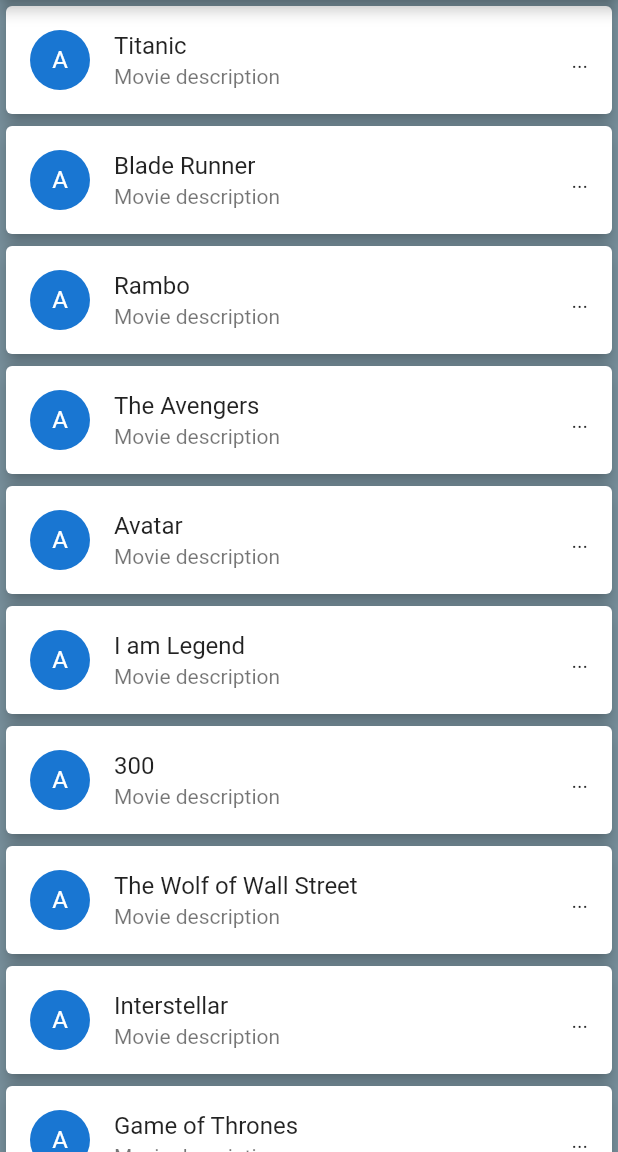
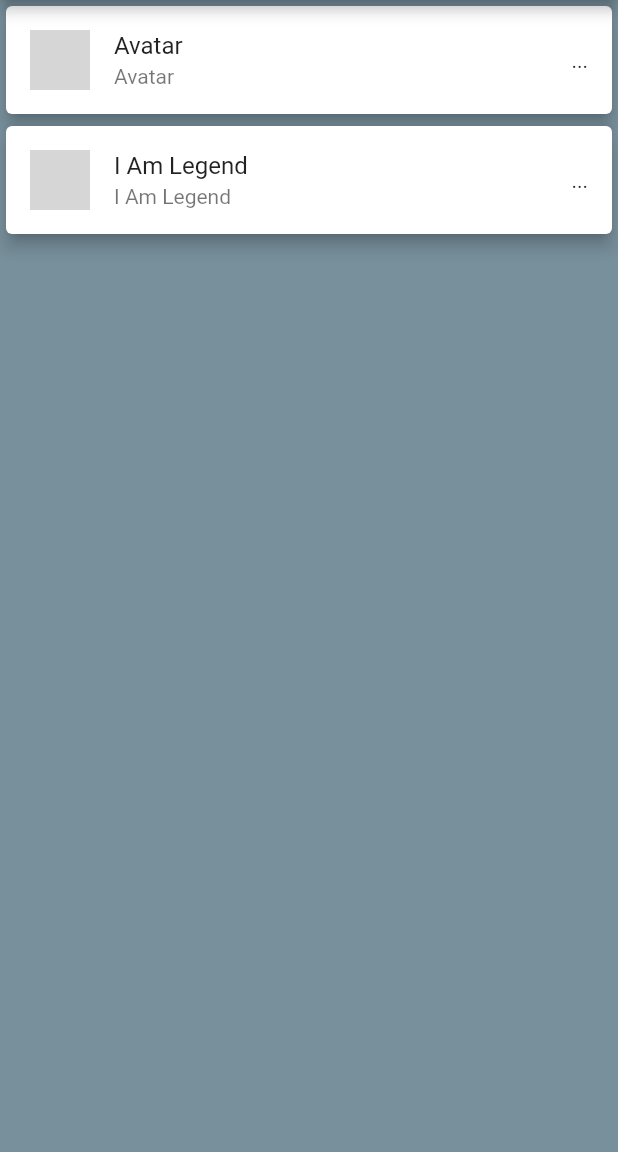
Before and after one commit to balkanemir/MD-flutter, a Flutter app: the screen it shows after launch, on a phone screen of 412 x 824 dp, the part 84-1236 px from its top. Run offline on Flutter 3.47's test engine with Material 2 defaults, Android fonts, the phone set to English and light mode, and no system bars; network calls fail; grey boxes are pictures that could not be loaded.

Commit message:
adding data into models.py and getting images

```diff
--- a/myapp/lib/models/movie.dart
+++ b/myapp/lib/models/movie.dart
@@ -1,28 +1,60 @@
 class Movie {
   static List<Movie> getMovies() => [
     Movie(
-      title: title,
-      stringyear: stringyear,
-      stringRated: stringRated,
-      released: released,
-      runtime: runtime,
-      genre: genre,
-      director: director,
-      writer: writer,
-      actors: actors,
-      plot: plot,
-      language: language,
-      country: country,
-      awards: awards,
-      poster: poster,
-      metascore: metascore,
-      imdbRating: imdbRating,
-      imdbVotes: imdbVotes,
-      imdbID: imdbID,
-      type: type,
-      response: response,
-      images: image)
-  ];
+      title: "Avatar",
+      stringyear: "2009",
+      stringRated: "PG-13",
+      released: "18 Dec 2009",
+      runtime: "162 min",
+      genre: "Action, Adventure, Fantasy",
+      director: "James Cameron",
+      writer: "James Cameron",
+      actors: "Sam Worthington, Zoe Saldana, Sigourney Weaver, Stephen Lang",
+      plot: "A paraplegic marine dispatched to the moon Pandora on a unique mission becomes torn between following his orders and protecting the world he feels is his home.",
+      language: "English, Spanish",
+      country: "USA, UK",
+      awards: "Won 3 Oscars. Another 80 wins & 121 nominations.",
+      poster: "http://ia.media-imdb.com/images/M/MV5BMTYwOTEwNjAzMl5BMl5BanBnXkFtZTcwODc5MTUwMw@@._V1_SX300.jpg",
+      metascore: "83",
+      imdbRating: "7.9",
+      imdbVotes: "890,617",
+      imdbID: "tt0499549",
+      type: "movie",
+      response: "True",
+      images: [
+      "https://images-na.ssl-images-amazon.com/images/M/MV5BMjEyOTYyMzUxNl5BMl5BanBnXkFtZTcwNTg0MTUzNA@@._V1_SX1500_CR0,0,1500,999_AL_.jpg",
+      "https://images-na.ssl-images-amazon.com/images/M/MV5BNzM2MDk3MTcyMV5BMl5BanBnXkFtZTcwNjg0MTUzNA@@._V1_SX1777_CR0,0,1777,999_AL_.jpg",
+      "https://images-na.ssl-images-amazon.com/images/M/MV5BMTY2ODQ3NjMyMl5BMl5BanBnXkFtZTcwODg0MTUzNA@@._V1_SX1777_CR0,0,1777,999_AL_.jpg",
+      "https://images-na.ssl-images-amazon.com/images/M/MV5BMTMxOTEwNDcxN15BMl5BanBnXkFtZTcwOTg0MTUzNA@@._V1_SX1777_CR0,0,1777,999_AL_.jpg",
+      "https://images-na.ssl-images-amazon.com/images/M/MV5BMTYxMDg1Nzk1MV5BMl5BanBnXkFtZTcwMDk0MTUzNA@@._V1_SX1500_CR0,0,1500,999_AL_.jpg"
+    ]),
+    Movie(
+      title: "I Am Legend",
+      stringyear: "2007",
+      stringRated: "PG-13",
+      released: "14 Dec 2007",
+      runtime: "101 min",
+      genre: "Drama, Horror, Sci-Fi",
+      director: "Francis Lawrence",
+      writer: "Mark Protosevich (screenplay), Akiva Goldsman (screenplay), Richard Matheson (novel), John William Corrington, Joyce Hooper Corrington",
+      actors: "Will Smith, Alice Braga, Charlie Tahan, Salli Richardson-Whitfield",
+      plot:"Years after a plague kills most of humanity and transforms the rest into monsters, the sole survivor in New York City struggles valiantly to find a cure.",
+      language: "English",
+      country: "USA",
+      awards: "9 wins & 21 nominations.",
+      poster: "http://ia.media-imdb.com/images/M/MV5BMTU4NzMyNDk1OV5BMl5BanBnXkFtZTcwOTEwMzU1MQ@@._V1_SX300.jpg",
+      metascore: "65",
+      imdbRating: "7.2",
+      imdbVotes: "533,874",
+      imdbID:  "tt0480249",
+      type: "movie",
+      response: "True",
+      images: [
+      "https://images-na.ssl-images-amazon.com/images/M/MV5BMTI0NTI4NjE3NV5BMl5BanBnXkFtZTYwMDA0Nzc4._V1_.jpg",
+      "https://images-na.ssl-images-amazon.com/images/M/MV5BMTIwMDg2MDU4M15BMl5BanBnXkFtZTYwMTA0Nzc4._V1_.jpg",
+      "https://images-na.ssl-images-amazon.com/images/M/MV5BMTc5MDM1OTU5OV5BMl5BanBnXkFtZTYwMjA0Nzc4._V1_.jpg",
+      "https://images-na.ssl-images-amazon.com/images/M/MV5BMTA0MTI2NjMzMzFeQTJeQWpwZ15BbWU2MDMwNDc3OA@@._V1_.jpg"
+    ])];
   String title;
   String stringyear;
   String stringRated;
--- a/myapp/lib/ui/home.dart
+++ b/myapp/lib/ui/home.dart
@@ -1,12 +1,13 @@
 // ignore_for_file: deprecated_member_use
 
 import 'dart:io';
-
 import 'package:flutter/material.dart';
-
+import '../models/movie.dart';
 import '../models/questions.dart';
 
 class MovieListView extends StatelessWidget {
+
+final List<Movie> movieList = Movie.getMovies();
 
   final List movies = [
     "Titanic",
@@ -31,7 +32,7 @@ class MovieListView extends StatelessWidget {
       ),
       backgroundColor: Colors.blueGrey.shade400,
       body: ListView.builder(
-        itemCount: movies.length,
+        itemCount: movieList.length,
         itemBuilder: (BuildContext context, int index) {
         return Card(
           elevation: 4.5,
@@ -39,19 +40,25 @@ class MovieListView extends StatelessWidget {
           child: ListTile(
             leading: CircleAvatar(
               child: Container(
+                width:200,
+                height: 200,
                 decoration: BoxDecoration(
-                  //color: Colors.deepPurple,
+                  image: DecorationImage(
+                    image: NetworkImage(movieList.elementAt(index).images[0]),
+                    fit: BoxFit.cover
+                  ),
                   borderRadius: BorderRadius.circular(13.0)
                 ),
-                child: Text("A")
+
               )
             ),
             trailing: Text("..."),
-             title: Text(movies[index]),
-             subtitle: Text("Movie description"),
+             title: Text(movieList[index].title),
+             subtitle: Text("${movieList.elementAt(index).title}"),
              onTap: () {
                 Navigator.push(context, MaterialPageRoute(
-                  builder: (context) =>  MovieListViewDetails(movieName: movies.elementAt(index),)));
+                  builder: (context) =>  MovieListViewDetails(movieName: movieList.elementAt(index).title,
+                  movie: movieList.elementAt(index))));
              },
             // onTap: () => debugPrint("Movie Name: ${movies.elementAt(index)}"),
 
@@ -66,8 +73,9 @@ class MovieListView extends StatelessWidget {
 class MovieListViewDetails extends StatelessWidget {
 
   final String movieName;
+  final Movie movie;
 
-  const MovieListViewDetails({Key? key, required this.movieName}) : super(key: key);
+  const MovieListViewDetails({Key? key, required this.movieName, required this.movie}) : super(key: key);
 
   @override
   Widget build(BuildContext context) {
```
